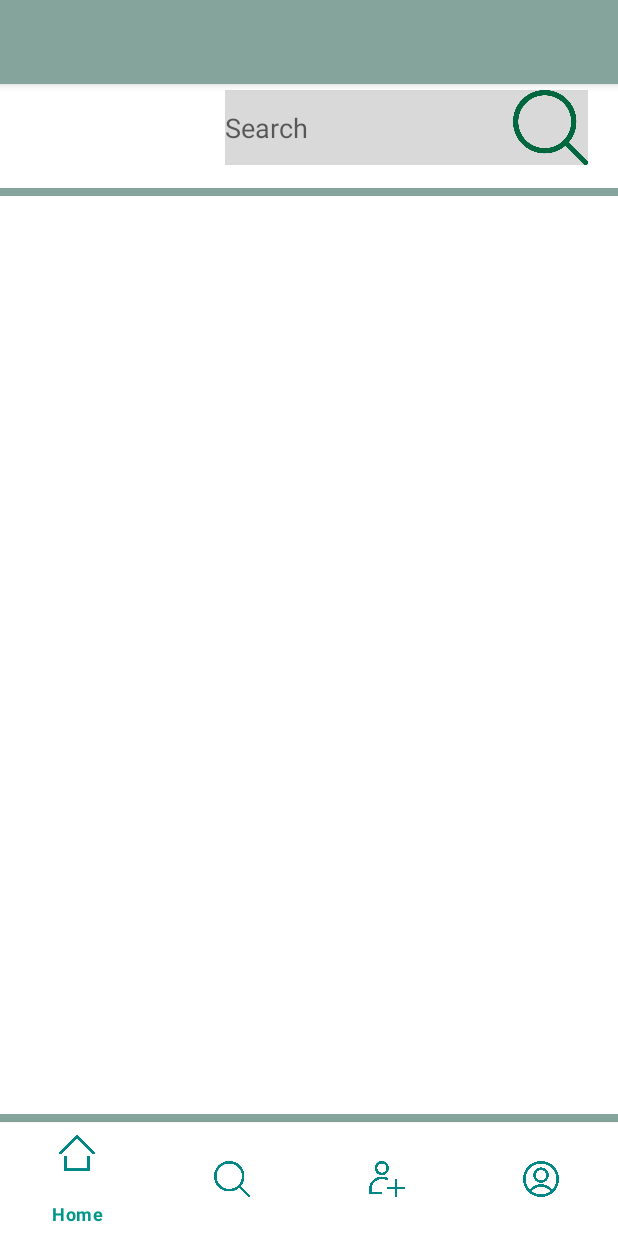
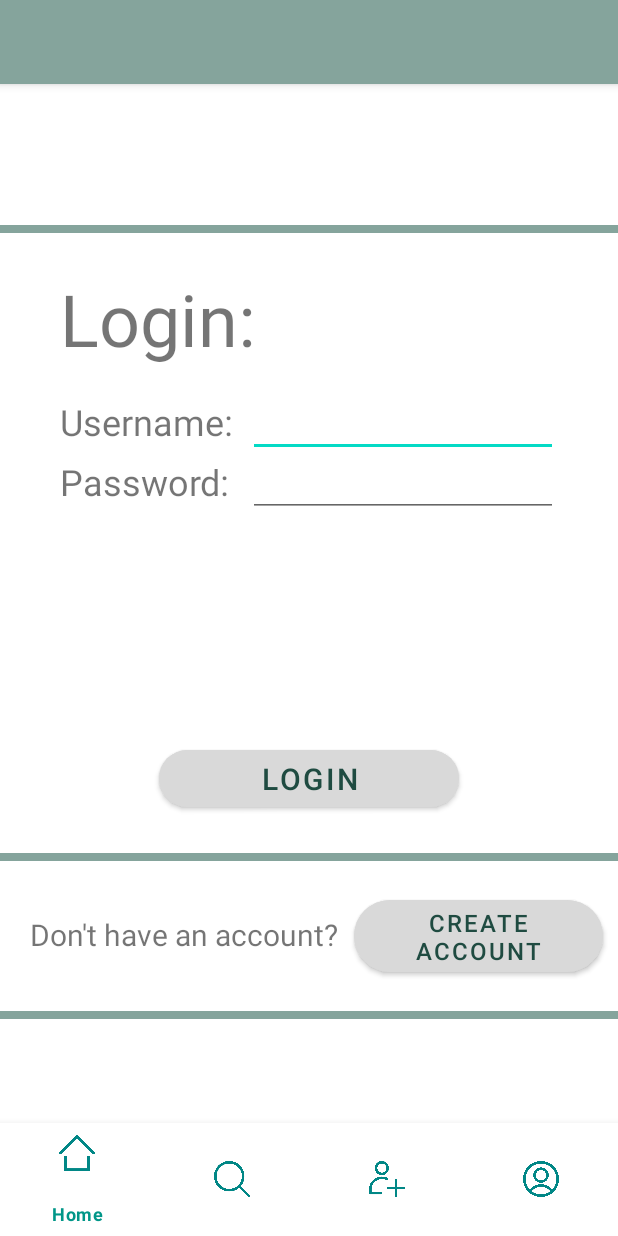
Before and after one commit to Alex-Popa-Florea/drp_frontend, an Android app: the layout activity_main.xml on its own in the app's theme, with its tools: preview values and no code run, on a phone screen of 412 x 824 dp. Run offline under Robolectric (Android 15) with nearby library versions, the phone set to English and light mode, and no system bars.

Commit message:
feat: Add login and signup screens.

```diff
--- /dev/null
+++ b/app/src/main/java/ic/ac/drp02/LoginAccount.java
@@ -0,0 +1,65 @@
+package ic.ac.drp02;
+
+import android.content.Context;
+import android.os.Bundle;
+import android.util.Log;
+import android.view.LayoutInflater;
+import android.view.View;
+import android.view.ViewGroup;
+import android.widget.EditText;
+import android.widget.ImageButton;
+import android.widget.TextView;
+
+import androidx.annotation.NonNull;
+import androidx.fragment.app.Fragment;
+import androidx.navigation.fragment.NavHostFragment;
+
+import ic.ac.drp02.databinding.LoginScreenBinding;
+
+public class LoginAccount extends Fragment {
+
+    private LoginScreenBinding binding;
+
+    public View onCreateView(
+            LayoutInflater inflater, ViewGroup container,
+            Bundle savedInstanceState
+    ) {
+        binding = LoginScreenBinding.inflate(inflater, container, false);
+        return binding.getRoot();
+    }
+
+    public void onViewCreated(@NonNull View view, Bundle savedInstanceState) {
+        super.onViewCreated(view, savedInstanceState);
+
+        binding.loginButton.setOnClickListener(new View.OnClickListener() {
+            @Override
+            public void onClick(View view) {
+
+                EditText editUsername  = (EditText) binding.getRoot().findViewById(R.id.username_text_input);
+                String username = editUsername.getText().toString();
+                EditText editPassword  = (EditText) binding.getRoot().findViewById(R.id.password_text_input);
+                String password = editPassword.getText().toString();
+
+                NavHostFragment.findNavController(LoginAccount.this)
+                        .navigate(R.id.action_loginAccount_to_feedFragment);
+            }
+        });
+
+        binding.createAccountButton.setOnClickListener(new View.OnClickListener() {
+            @Override
+            public void onClick(View view) {
+                NavHostFragment.findNavController(LoginAccount.this)
+                        .navigate(R.id.action_loginAccount_to_signupAccount);
+            }
+        });
+
+    }
+
+    @Override
+    public void onDestroyView() {
+        super.onDestroyView();
+        binding = null;
+    }
+
+
+}
--- /dev/null
+++ b/app/src/main/res/layout/login_screen.xml
@@ -0,0 +1,140 @@
+<?xml version="1.0" encoding="utf-8"?>
+<androidx.constraintlayout.widget.ConstraintLayout xmlns:android="http://schemas.android.com/apk/res/android"
+    xmlns:app="http://schemas.android.com/apk/res-auto"
+    xmlns:tools="http://schemas.android.com/tools"
+    android:layout_width="match_parent"
+    android:layout_height="match_parent">
+
+    <Button
+        android:id="@+id/login_button"
+        android:layout_width="0dp"
+        android:layout_height="50dp"
+        android:layout_marginStart="106dp"
+        android:layout_marginEnd="106dp"
+        android:layout_marginBottom="30dp"
+        android:backgroundTint="#D9D9D9"
+        android:text="Login"
+        android:textColor="#1F4B41"
+        android:textColorLink="#D9D9D9"
+        android:textSize="20sp"
+        app:cornerRadius="25dp"
+        app:layout_constraintBottom_toBottomOf="@+id/imageView4"
+        app:layout_constraintEnd_toEndOf="parent"
+        app:layout_constraintStart_toStartOf="parent" />
+
+    <Button
+        android:id="@+id/create_account_button"
+        android:layout_width="0dp"
+        android:layout_height="60dp"
+        android:layout_marginStart="10dp"
+        android:layout_marginTop="20dp"
+        android:layout_marginEnd="10dp"
+        android:backgroundTint="#D9D9D9"
+        android:text="Create account"
+        android:textColor="#1F4B41"
+        android:textColorLink="#D9D9D9"
+        android:textSize="16sp"
+        app:cornerRadius="25dp"
+        app:layout_constraintEnd_toEndOf="parent"
+        app:layout_constraintStart_toEndOf="@+id/textView17"
+        app:layout_constraintTop_toBottomOf="@+id/imageView4" />
+
+    <ImageView
+        android:id="@+id/imageView4"
+        android:layout_width="0dp"
+        android:layout_height="0dp"
+        android:layout_marginStart="-10dp"
+        android:layout_marginTop="150dp"
+        android:layout_marginEnd="-10dp"
+        android:layout_marginBottom="250dp"
+        app:layout_constraintBottom_toBottomOf="parent"
+        app:layout_constraintEnd_toEndOf="parent"
+        app:layout_constraintHorizontal_bias="0.0"
+        app:layout_constraintStart_toStartOf="parent"
+        app:layout_constraintTop_toTopOf="parent"
+        app:layout_constraintVertical_bias="0.0"
+        app:srcCompat="@drawable/button_grid" />
+
+    <ImageView
+        android:id="@+id/imageView16"
+        android:layout_width="0dp"
+        android:layout_height="0dp"
+        android:layout_marginStart="-10dp"
+        android:layout_marginTop="100dp"
+        android:layout_marginEnd="-10dp"
+        android:layout_marginBottom="-10dp"
+        app:layout_constraintBottom_toBottomOf="parent"
+        app:layout_constraintEnd_toEndOf="parent"
+        app:layout_constraintHorizontal_bias="1.0"
+        app:layout_constraintStart_toStartOf="parent"
+        app:layout_constraintTop_toBottomOf="@+id/imageView4"
+        app:srcCompat="@drawable/button_grid" />
+
+    <TextView
+        android:id="@+id/textView14"
+        android:layout_width="wrap_content"
+        android:layout_height="wrap_content"
+        android:layout_marginStart="40dp"
+        android:layout_marginTop="30dp"
+        android:text="Login:"
+        android:textSize="48sp"
+        app:layout_constraintStart_toStartOf="parent"
+        app:layout_constraintTop_toTopOf="@+id/imageView4" />
+
+    <TextView
+        android:id="@+id/textView17"
+        android:layout_width="wrap_content"
+        android:layout_height="wrap_content"
+        android:layout_marginStart="20dp"
+        android:layout_marginTop="35dp"
+        android:text="Don't have an account?"
+        android:textSize="20sp"
+        app:layout_constraintStart_toStartOf="parent"
+        app:layout_constraintTop_toBottomOf="@+id/imageView4" />
+
+    <TextView
+        android:id="@+id/textView15"
+        android:layout_width="120dp"
+        android:layout_height="40dp"
+        android:layout_marginStart="40dp"
+        android:layout_marginTop="20dp"
+        android:text="Username:"
+        android:textSize="24sp"
+        app:layout_constraintStart_toStartOf="parent"
+        app:layout_constraintTop_toBottomOf="@+id/textView14" />
+
+    <TextView
+        android:id="@+id/textView16"
+        android:layout_width="120dp"
+        android:layout_height="40dp"
+        android:layout_marginStart="40dp"
+        android:text="Password:"
+        android:textSize="24sp"
+        app:layout_constraintStart_toStartOf="parent"
+        app:layout_constraintTop_toBottomOf="@+id/textView15" />
+
+    <EditText
+        android:id="@+id/username_text_input"
+        android:layout_width="0dp"
+        android:layout_height="40dp"
+        android:layout_marginStart="5dp"
+        android:layout_marginTop="20dp"
+        android:layout_marginEnd="40dp"
+        android:ems="10"
+        android:inputType="textPersonName"
+        app:layout_constraintEnd_toEndOf="parent"
+        app:layout_constraintStart_toEndOf="@+id/textView15"
+        app:layout_constraintTop_toBottomOf="@+id/textView14" />
+
+    <EditText
+        android:id="@+id/password_text_input"
+        android:layout_width="0dp"
+        android:layout_height="40dp"
+        android:layout_marginStart="5dp"
+        android:layout_marginEnd="40dp"
+        android:ems="10"
+        android:inputType="textPassword"
+        app:layout_constraintEnd_toEndOf="parent"
+        app:layout_constraintStart_toEndOf="@+id/textView16"
+        app:layout_constraintTop_toBottomOf="@+id/username_text_input" />
+</androidx.constraintlayout.widget.ConstraintLayout>
--- a/app/src/main/res/navigation/nav_graph.xml
+++ b/app/src/main/res/navigation/nav_graph.xml
@@ -3,7 +3,7 @@
     xmlns:app="http://schemas.android.com/apk/res-auto"
     xmlns:tools="http://schemas.android.com/tools"
     android:id="@+id/nav_graph"
-    app:startDestination="@id/feedFragment">
+    app:startDestination="@id/loginAccount">
 
     <fragment
         android:id="@+id/itemDetails"
@@ -99,4 +99,23 @@
             android:id="@+id/action_otherUserLikesFragment_to_otherProfileFragment"
             app:destination="@id/otherProfileFragment" />
     </fragment>
+    <fragment
+        android:id="@+id/loginAccount"
+        android:name="ic.ac.drp02.LoginAccount"
+        android:label="LoginAccount" >
+        <action
+            android:id="@+id/action_loginAccount_to_feedFragment"
+            app:destination="@id/feedFragment" />
+        <action
+            android:id="@+id/action_loginAccount_to_signupAccount"
+            app:destination="@id/signupAccount" />
+    </fragment>
+    <fragment
+        android:id="@+id/signupAccount"
+        android:name="ic.ac.drp02.SignupAccount"
+        android:label="SignupAccount" >
+        <action
+            android:id="@+id/action_signupAccount_to_feedFragment"
+            app:destination="@id/feedFragment" />
+    </fragment>
 </navigation>
```
Also changed, not shown: app/src/main/java/ic/ac/drp02/SignupAccount.java (added, +60 -0 lines), app/src/main/res/layout/signup_screen.xml (added, +122 -0 lines).
